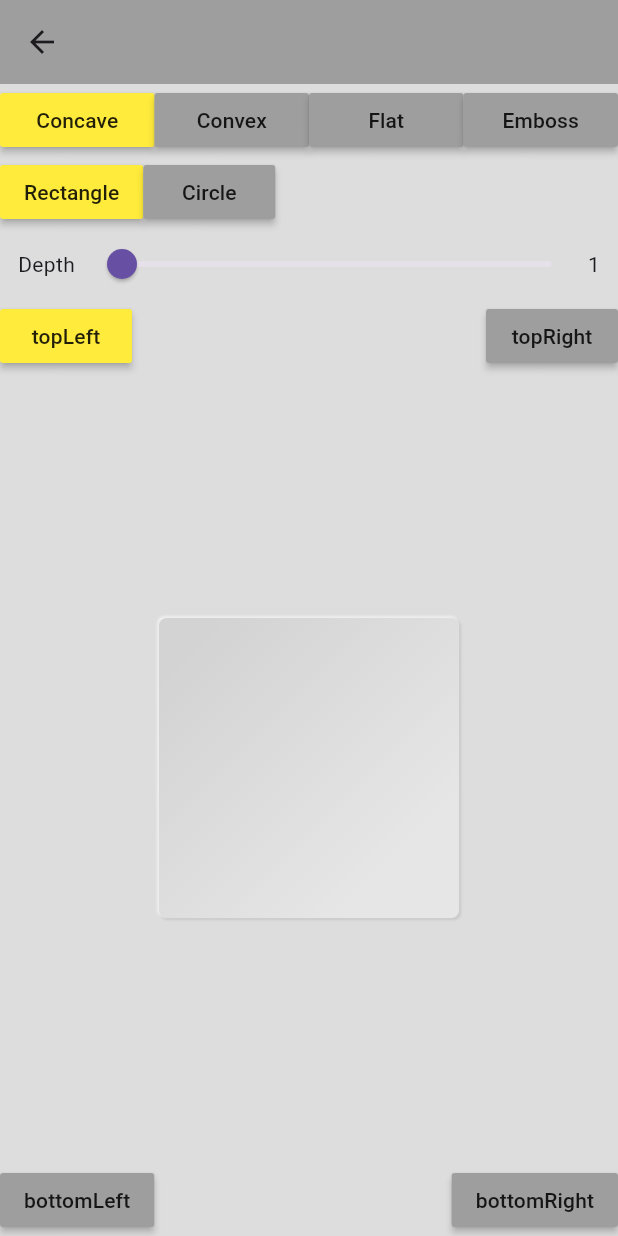
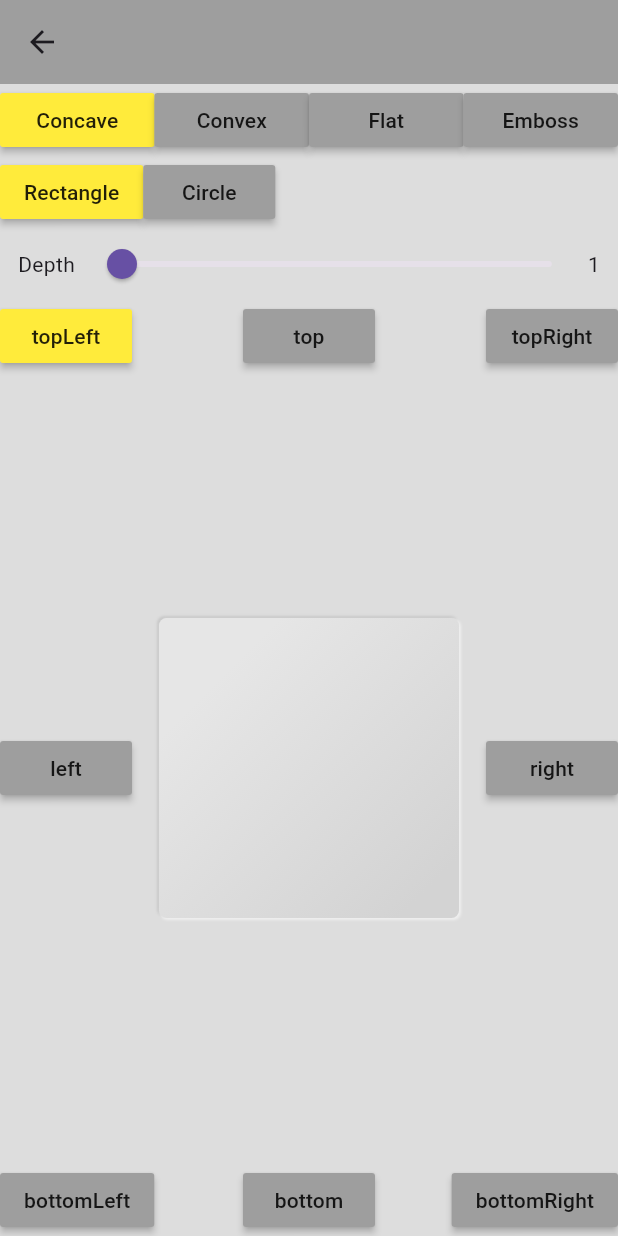
Before and after one commit to GalaxyGossip/commdon, a Flutter app: the screen it shows after launch, after a tap on "container", on a phone screen of 412 x 824 dp. Run offline on Flutter 3.47's test engine with Material 3 defaults, Android fonts, the phone set to English and light mode, and no system bars.

Commit message:
added lightsource custom

```diff
--- a/example/lib/container.dart
+++ b/example/lib/container.dart
@@ -205,6 +205,70 @@ class _ContainerPageState extends State<ContainerPage> {
         right: 0,
       ),
       Positioned(
+        child: Center(
+          child: RaisedButton(
+            onPressed: () {
+              setState(() {
+                lightSource = LightSource.top;
+              });
+            },
+            color: lightSource == LightSource.top ? buttonActiveColor : buttonInnactiveColor,
+            child: Text("top"),
+          ),
+        ),
+        top: 0,
+        left: 0,
+        right: 0,
+      ),
+      Positioned(
+        child: Center(
+          child: RaisedButton(
+            onPressed: () {
+              setState(() {
+                lightSource = LightSource.bottom;
+              });
+            },
+            color: lightSource == LightSource.bottom ? buttonActiveColor : buttonInnactiveColor,
+            child: Text("bottom"),
+          ),
+        ),
+        bottom: 0,
+        left: 0,
+        right: 0,
+      ),
+      Positioned(
+        child: Center(
+          child: RaisedButton(
+            onPressed: () {
+              setState(() {
+                lightSource = LightSource.left;
+              });
+            },
+            color: lightSource == LightSource.left ? buttonActiveColor : buttonInnactiveColor,
+            child: Text("left"),
+          ),
+        ),
+        top: 0,
+        bottom: 0,
+        left: 0,
+      ),
+      Positioned(
+        child: Center(
+          child: RaisedButton(
+            onPressed: () {
+              setState(() {
+                lightSource = LightSource.right;
+              });
+            },
+            color: lightSource == LightSource.right ? buttonActiveColor : buttonInnactiveColor,
+            child: Text("right"),
+          ),
+        ),
+        top: 0,
+        bottom: 0,
+        right: 0,
+      ),
+      Positioned(
         child: RaisedButton(
           onPressed: () {
             setState(() {
--- a/lib/light_source.dart
+++ b/lib/light_source.dart
@@ -1,29 +1,36 @@
 import 'dart:ui';
 
-enum LightSource {
-  topLeft,
-  topRight,
-  bottomLeft,
-  bottomRight,
+class LightSource {
+  final double dx;
+  final double dy;
+
+  const LightSource(this.dx, this.dy);
+
+  Offset get offset => Offset(dx, dy);
+
+  static const top = const LightSource(0, -1);
+  static const topLeft = const LightSource(-1, -1);
+  static const topRight = const LightSource(1, -1);
+  static const bottom = const LightSource(0, 1);
+  static const bottomLeft = const LightSource(1, -1);
+  static const bottomRight = const LightSource(1, 1);
+  static const left = const LightSource(-1, 0);
+  static const right = const LightSource(1, 0);
+
+  @override
+  bool operator ==(Object other) =>
+      identical(this, other) ||
+          other is LightSource &&
+              runtimeType == other.runtimeType &&
+              offset == other.offset;
+
+  @override
+  int get hashCode => offset.hashCode;
+
 }
 
 Offset sourceToOffset(LightSource source, double distance) {
-  Offset off;
-  switch (source) {
-    case LightSource.bottomLeft:
-      off = Offset(distance, -distance);
-      break;
-    case LightSource.topLeft:
-      off = Offset(distance, distance);
-      break;
-    case LightSource.topRight:
-      off = Offset(-distance, distance);
-      break;
-    case LightSource.bottomRight:
-      off = Offset(-distance, -distance);
-      break;
-  }
-  return off;
+  return source.offset.scale(distance, distance);
 }
 
 Offset mergeOffsetWithDistance(Offset offset, double distance,
@@ -42,37 +49,8 @@ Offset mergeOffsetWithDistance(Offset offset, double distance,
 
 Offset embrossOffset({LightSource lightSource, bool dark, double distance}){
   if(dark){
-    switch(lightSource){
-      case LightSource.topLeft:
-        return  Offset(-distance, -distance);
-        break;
-      case LightSource.topRight:
-        return  Offset(distance, - distance);
-        break;
-      case LightSource.bottomLeft:
-        return  Offset(- distance, distance);
-        break;
-      case LightSource.bottomRight:
-        return  Offset(distance, distance);
-        break;
-    }
+    return lightSource.offset.scale(-distance, -distance);
   } else {
-    switch(lightSource){
-      case LightSource.topLeft:
-        return Offset(distance, distance);
-        break;
-      case LightSource.topRight:
-        return Offset(-distance, distance);
-        break;
-      case LightSource.bottomLeft:
-        return Offset(distance, -distance);
-        break;
-      case LightSource.bottomRight:
-        return Offset(-distance, -distance);
-        break;
-    }
+    return lightSource.offset.scale(distance, distance);
   }
-
-  return null;
-
 }
```
